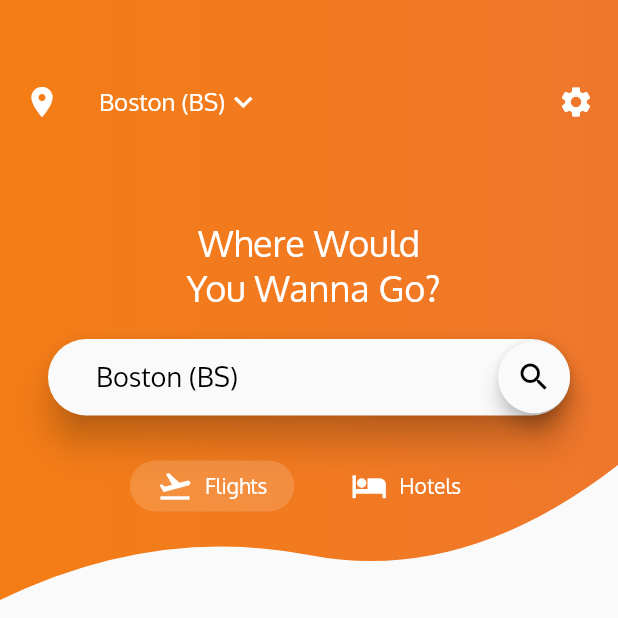
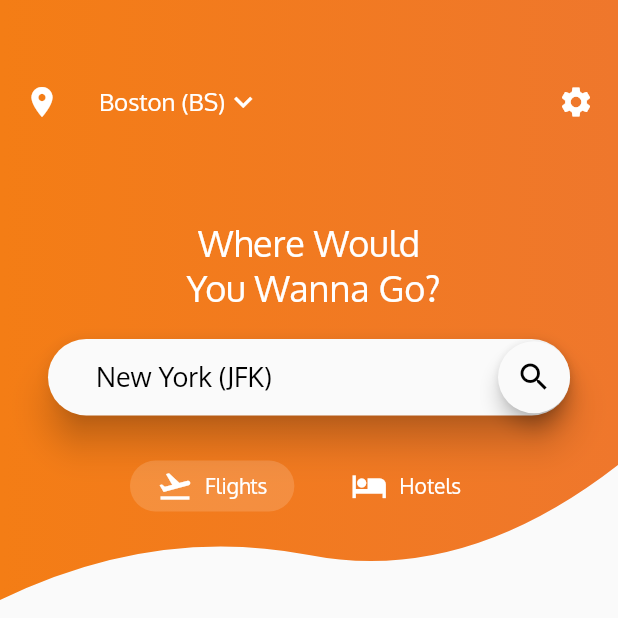
Before and after one commit to phemmelliot/Flutter-Flight-App, a Flutter app: the screen it shows after launch, on a phone screen of 412 x 824 dp, the top half of it. Run offline on Flutter 3.47's test engine with Material 2 defaults, Android fonts, the phone set to English and light mode, and no system bars.

Commit message:
Change FlightListPage parent to inheritedWidget

```diff
--- a/lib/FlightList/flight_list.dart
+++ b/lib/FlightList/flight_list.dart
@@ -3,6 +3,19 @@ import 'package:flutter/material.dart';
 import '../custom_shape_clipper.dart';
 import 'package:intl/intl.dart';
 import '../Data/data.dart';
+
+class InheritedFlightListPage extends InheritedWidget {
+  final String toLocation, fromLocation;
+
+  InheritedFlightListPage({Widget child, this.toLocation, this.fromLocation})
+      : super(child: child);
+
+  static InheritedFlightListPage of(BuildContext context) =>
+      context.inheritFromWidgetOfExactType(InheritedFlightListPage);
+
+  @override
+  bool updateShouldNotify(InheritedWidget oldWidget) => true;
+}
 
 class FlightListPage extends StatelessWidget {
   @override
@@ -68,7 +81,7 @@ class FlightListTopPart extends StatelessWidget {
                     crossAxisAlignment: CrossAxisAlignment.start,
                     children: <Widget>[
                       Text(
-                        'Boston (BOS)',
+                        InheritedFlightListPage.of(context).fromLocation,
                         style: TextStyle(fontSize: 18.0),
                       ),
                       Divider(
@@ -76,7 +89,7 @@ class FlightListTopPart extends StatelessWidget {
                         color: Colors.grey,
                       ),
                       Text(
-                        'New York City (JFK)',
+                        InheritedFlightListPage.of(context).toLocation,
                         style: TextStyle(
                             fontWeight: FontWeight.bold, fontSize: 18.0),
                       )
@@ -100,8 +113,28 @@ class FlightListTopPart extends StatelessWidget {
   }
 }
 
+//class InheritedFlightCard extends InheritedWidget {
+//  final String flightName, date, rating, discount;
+//  final int realPrice, discountedPrice;
+//
+//  InheritedFlightCard({
+//    Widget child,
+//    this.flightName,
+//    this.date,
+//    this.discount,
+//    this.rating,
+//    this.realPrice,
+//    this.discountedPrice,
+//  });
+//
+//  static InheritedFlightCard of(BuildContext context) =>
+//      context.inheritFromWidgetOfExactType(InheritedFlightCard);
+//
+//  @override
+//  bool updateShouldNotify(InheritedWidget oldWidget) => true;
+//}
+
 class FlightListBottomPart extends StatelessWidget {
-
   Widget _buildFlightList(context, index) {
     var currentBestDeal = bestDeals[index];
     return FlightCard(
@@ -150,7 +183,13 @@ class FlightCard extends StatelessWidget {
   final int realPrice, discountedPrice;
   final formatCurrency = NumberFormat.simpleCurrency();
 
-  FlightCard({this.flightName, this.date, this.discount, this.rating, this.realPrice, this.discountedPrice});
+  FlightCard(
+      {this.flightName,
+      this.date,
+      this.discount,
+      this.rating,
+      this.realPrice,
+      this.discountedPrice});
 
   @override
   Widget build(BuildContext context) {
--- a/lib/main.dart
+++ b/lib/main.dart
@@ -41,6 +41,7 @@ class HomeScreenTopPart extends StatefulWidget {
 class _HomeScreenTopPartState extends State<HomeScreenTopPart> {
   int selectedPopupItemIndex = 0;
   bool isFlightSelected = true;
+  final textFieldContent = TextEditingController(text: 'New York (JFK)');
 
   @override
   Widget build(BuildContext context) {
@@ -132,8 +133,7 @@ class _HomeScreenTopPartState extends State<HomeScreenTopPart> {
                     elevation: 10.0,
                     borderRadius: BorderRadius.all(Radius.circular(30.0)),
                     child: TextField(
-                      controller: TextEditingController(
-                          text: locations[selectedPopupItemIndex]),
+                      controller: textFieldContent,
                       cursorColor: appTheme.primaryColor,
                       style: dropDownItemsStyle,
                       decoration: InputDecoration(
@@ -146,9 +146,16 @@ class _HomeScreenTopPartState extends State<HomeScreenTopPart> {
                           child: InkWell(
                             onTap: () {
                               Navigator.push(
-                                  context,
-                                  MaterialPageRoute(
-                                      builder: (context) => FlightListPage()));
+                                context,
+                                MaterialPageRoute(
+                                  builder: (context) => InheritedFlightListPage(
+                                        child: FlightListPage(),
+                                        fromLocation:
+                                            locations[selectedPopupItemIndex],
+                                        toLocation: textFieldContent.text,
+                                      ),
+                                ),
+                              );
                             },
                             child: Icon(
                               Icons.search,
@@ -379,11 +386,10 @@ class CityCard extends StatelessWidget {
             Text(
               "(\$$realPrice)",
               style: TextStyle(
-                color: Colors.grey,
-                fontWeight: FontWeight.normal,
-                fontSize: 18.0,
-                decoration: TextDecoration.lineThrough
-              ),
+                  color: Colors.grey,
+                  fontWeight: FontWeight.normal,
+                  fontSize: 18.0,
+                  decoration: TextDecoration.lineThrough),
             ),
           ],
         )
```
